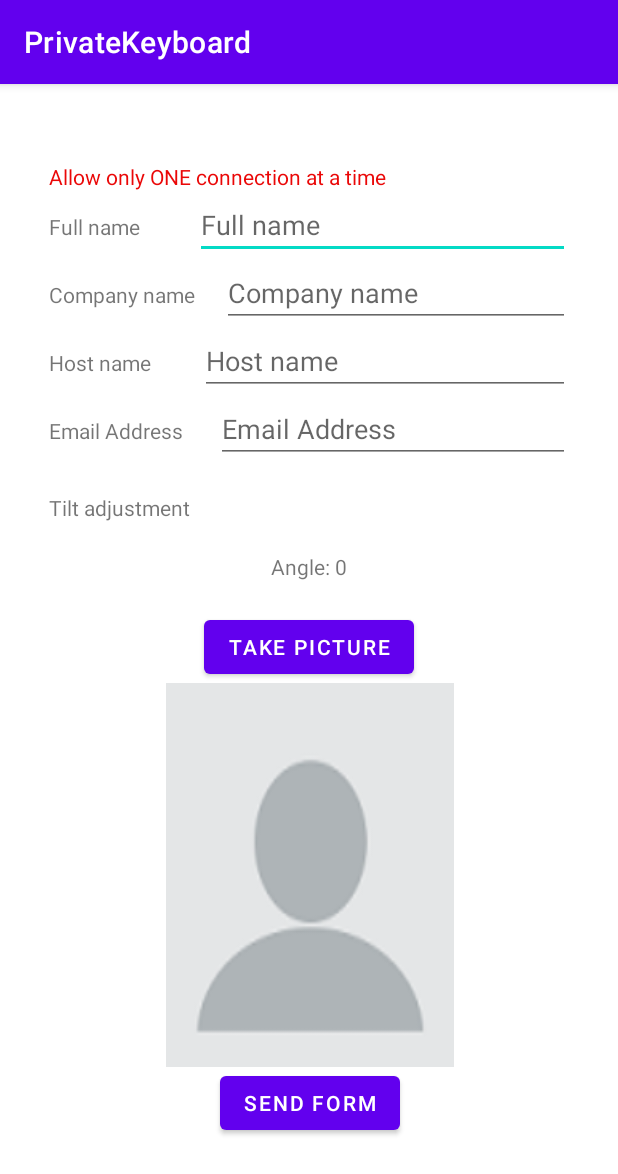
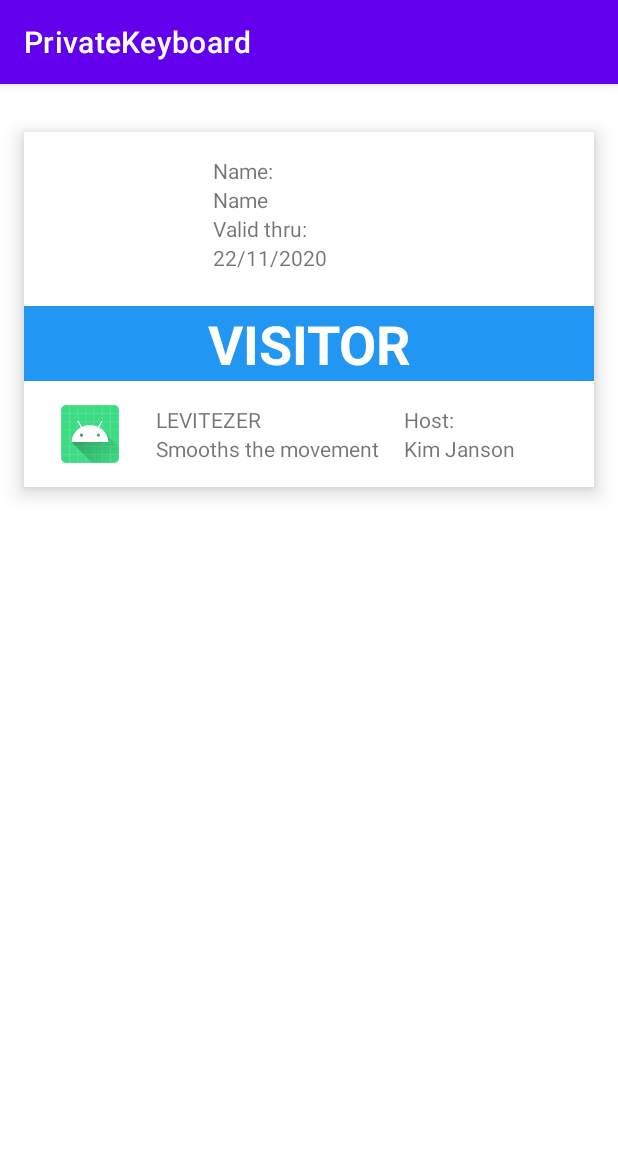
Before and after one commit to dendimaniac/private-keyboard, an Android app: the screen it shows after launch (MainActivity), on a phone screen of 412 x 824 dp. Shown: the top 1174 px of the screen. Run offline under Robolectric (Android 15) with nearby library versions, the phone set to English and light mode, and no system bars; libraries missing offline, so code that uses them is left out: androidmads.library.qrgenearator, com.microsoft.signalr, org.apache.commons; 10 statements that could not run were skipped.

```diff
--- a/app/src/main/res/layout/activity_main.xml
+++ b/app/src/main/res/layout/activity_main.xml
@@ -18,7 +18,6 @@
         android:background="#FFFFFF"
         android:elevation="8dp"
         android:orientation="vertical"
-        android:visibility="invisible"
         app:layout_constraintEnd_toEndOf="parent"
         app:layout_constraintStart_toStartOf="parent"
         app:layout_constraintTop_toTopOf="parent">
@@ -155,9 +154,11 @@
         android:id="@+id/scrollView2"
         android:layout_width="wrap_content"
         android:layout_height="wrap_content"
+        android:visibility="gone"
         app:layout_constraintEnd_toEndOf="parent"
         app:layout_constraintStart_toStartOf="parent"
-        app:layout_constraintTop_toTopOf="parent">
+        app:layout_constraintTop_toTopOf="parent"
+        tools:visibility="gone">
 
         <LinearLayout
             android:id="@+id/input_layout"
@@ -188,7 +189,7 @@
 
                 <TextView
                     android:id="@+id/textView"
-                    android:layout_width="wrap_content"
+                    android:layout_width="100dp"
                     android:layout_height="wrap_content"
                     android:layout_weight="1"
                     android:text="@string/first_name" />
@@ -212,7 +213,7 @@
 
                 <TextView
                     android:id="@+id/textView2"
-                    android:layout_width="wrap_content"
+                    android:layout_width="100dp"
                     android:layout_height="wrap_content"
                     android:layout_weight="1"
                     android:text="@string/last_name" />
@@ -236,10 +237,10 @@
 
                 <TextView
                     android:id="@+id/textView3"
-                    android:layout_width="wrap_content"
+                    android:layout_width="100dp"
                     android:layout_height="wrap_content"
                     android:layout_weight="1"
-                    android:text="Host name" />
+                    android:text="@string/host_name" />
 
                 <EditText
                     android:id="@+id/hostNameText"
@@ -248,7 +249,7 @@
                     android:layout_weight="1"
                     android:autofillHints="@string/last_name"
                     android:ems="10"
-                    android:hint="Host name"
+                    android:hint="@string/host_name"
                     android:inputType="textPersonName" />
             </LinearLayout>
 
@@ -284,7 +285,7 @@
 
                 <TextView
                     android:id="@+id/textView4"
-                    android:layout_width="wrap_content"
+                    android:layout_width="100dp"
                     android:layout_height="wrap_content"
                     android:layout_weight="1"
                     android:text="@string/email_address" />
@@ -346,8 +347,7 @@
                     android:layout_width="wrap_content"
                     android:layout_height="0dp"
                     android:layout_marginBottom="20dp"
-                    android:layout_weight="1"
-                    android:text="@string/tilt_adjustment" />
+                    android:layout_weight="1" />
 
 
                 <TextView
@@ -384,6 +384,7 @@
                     android:layout_width="192dp"
                     android:layout_height="256dp"
                     android:background="@drawable/hiiii"
+                    android:contentDescription="@string/imgcontent"
                     android:visibility="visible"
                     app:layout_constraintBottom_toTopOf="@+id/sendEmailButton"
                     app:layout_constraintEnd_toEndOf="parent"
@@ -396,7 +397,7 @@
                     android:layout_width="wrap_content"
                     android:layout_height="wrap_content"
                     android:layout_marginTop="35dp"
-                    android:layout_marginBottom="40dp"
+                    android:layout_marginBottom="35dp"
                     android:contentDescription="@string/qr_code"
                     android:visibility="visible"
                     app:layout_constraintBottom_toTopOf="@+id/sendEmailButton"
@@ -409,7 +410,7 @@
                     android:id="@+id/sendEmailButton"
                     android:layout_width="wrap_content"
                     android:layout_height="wrap_content"
-                    android:text="Send form"
+                    android:text="@string/sendform"
                     app:layout_constraintBottom_toBottomOf="parent"
                     app:layout_constraintEnd_toEndOf="parent"
                     app:layout_constraintStart_toStartOf="parent" />
--- a/app/src/main/res/values/strings.xml
+++ b/app/src/main/res/values/strings.xml
@@ -11,5 +11,8 @@
     <string name="tilt_adjustment">Tilt adjustment</string>
     <string name="angle">Angle: 0</string>
     <string name="take_picture">TAKE PICTURE</string>
+    <string name="host_name">Host name</string>
+    <string name="imgcontent">Taken Image</string>
+    <string name="sendform">Send form</string>
     <string name="inform">Allow only ONE connection at a time </string>
 </resources>
```
